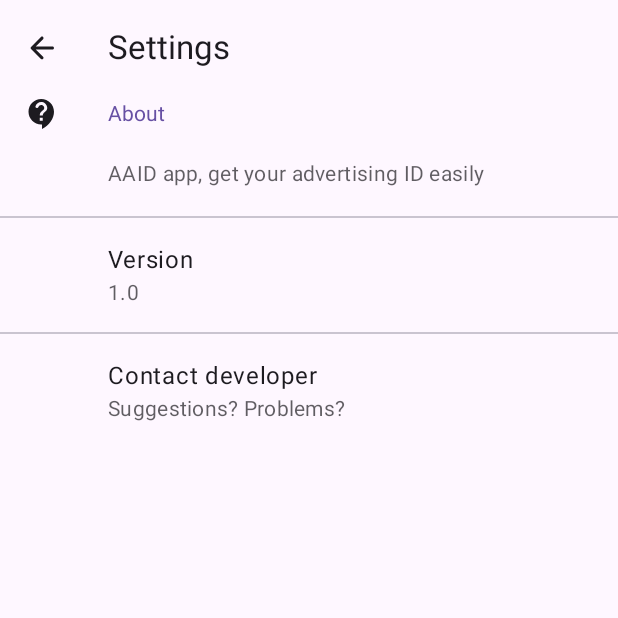
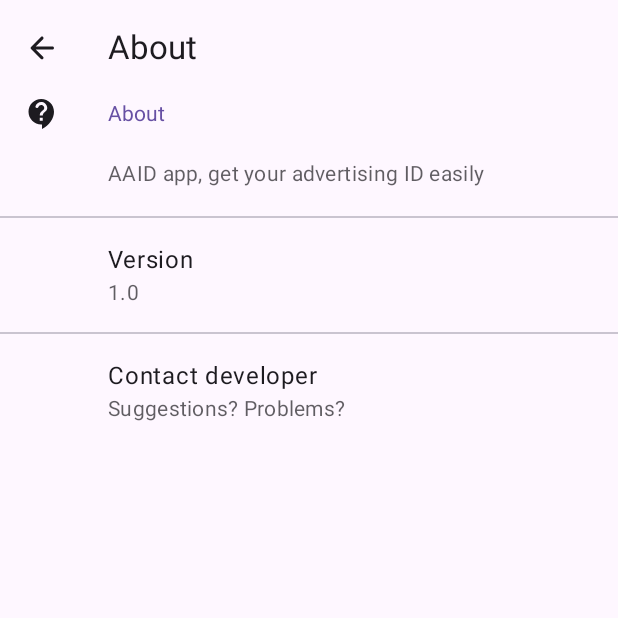
Before and after one commit to figonzal1/AAID, an Android app built with Jetpack Compose: the screen it shows after launch (MainActivity), after a tap on "About button", on a phone screen of 412 x 824 dp, the top half of it. Run offline under Robolectric (Android 15) with nearby library versions, the phone set to English and light mode, and no system bars; our stand-ins replace AdMob, accompanist; libraries missing offline, so code that uses them is left out: com.google.accompanist.navigation; 6 statements that could not run were skipped.

Commit message:
Algunos refactors, mejoras de traduccion y animacion screens
Signed-off-by: figonzal1 <felipe.gonzalezalarcon94@gmail.com>

```diff
--- a/app/src/main/java/cl/figonzal/aaid/MainActivity.kt
+++ b/app/src/main/java/cl/figonzal/aaid/MainActivity.kt
@@ -1,23 +1,28 @@
 package cl.figonzal.aaid
 
-import android.content.Intent
 import android.content.Intent.*
 import android.os.Bundle
 import androidx.activity.ComponentActivity
 import androidx.activity.compose.setContent
+import androidx.compose.animation.AnimatedContentScope
 import androidx.compose.animation.ExperimentalAnimationApi
+import androidx.compose.animation.core.tween
 import androidx.compose.ui.platform.LocalContext
 import androidx.core.splashscreen.SplashScreen.Companion.installSplashScreen
 import androidx.lifecycle.viewmodel.compose.viewModel
-import androidx.navigation.compose.NavHost
-import androidx.navigation.compose.composable
-import androidx.navigation.compose.rememberNavController
+import androidx.navigation.NavGraphBuilder
+import androidx.navigation.NavHostController
 import cl.figonzal.aaid.ui.main.AAIDViewModel
 import cl.figonzal.aaid.ui.main.MainScreen
 import cl.figonzal.aaid.ui.navigation.NavigationItem.*
 import cl.figonzal.aaid.ui.settings.SettingsView
-import cl.figonzal.aaid.utils.toast
+import cl.figonzal.aaid.utils.contactIntent
+import com.google.accompanist.navigation.animation.AnimatedNavHost
+import com.google.accompanist.navigation.animation.composable
+import com.google.accompanist.navigation.animation.rememberAnimatedNavController
 import kotlinx.coroutines.Dispatchers
+
+private const val ANIMATION_DURATION = 300
 
 @OptIn(ExperimentalAnimationApi::class)
 class MainActivity : ComponentActivity() {
@@ -29,39 +34,66 @@ class MainActivity : ComponentActivity() {
             val viewModel: AAIDViewModel = viewModel()
             viewModel.requestAAID(LocalContext.current, Dispatchers.IO)
 
-            val navController = rememberNavController()
-            NavHost(navController = navController, startDestination = "main_screen") {
+            val navController = rememberAnimatedNavController()
 
-                composable("main_screen") {
-                    MainScreen(viewModel,
-                        onSettingsClick = {
-                            navController.navigate("settings")
-                        })
-                }
-                composable("settings") {
-                    SettingsView(
-                        onNavigateUp = { navController.navigateUp() },
-                        onDevContact = {
-                            contactIntent()
-                        }
-                    )
+            AnimatedNavHost(
+                navController = navController,
+                startDestination = MainNavItem.baseRoute
+            ) {
+
+                with(navController) {
+                    mainScreenComposable(viewModel, this)
+                    settingsScreenComposable(this)
                 }
             }
         }
     }
 
-    private fun contactIntent() {
-        Intent(ACTION_SEND).apply {
-            putExtra(EXTRA_EMAIL, arrayOf(getString(R.string.mail_to_felipe)))
-            putExtra(EXTRA_SUBJECT, getString(R.string.email_subject))
-            type = "text/plain"
+    private fun NavGraphBuilder.settingsScreenComposable(navController: NavHostController) {
+        composable(
+            SettingsNavItem.baseRoute,
+            enterTransition = {
+                slideIntoContainer(
+                    AnimatedContentScope.SlideDirection.Left,
+                    animationSpec = tween(ANIMATION_DURATION)
+                )
+            },
+            exitTransition = {
+                slideOutOfContainer(
+                    AnimatedContentScope.SlideDirection.Right,
+                    animationSpec = tween(ANIMATION_DURATION)
+                )
+            }
+        ) {
+            SettingsView(
+                onNavigateUp = { navController.navigateUp() },
+                onDevContact = { contactIntent() }
+            )
+        }
+    }
 
-            when {
-                resolveActivity(packageManager) != null -> {
-                    startActivity(createChooser(this, getString(R.string.email_chooser_title)))
-                }
-                else -> toast(R.string.email_intent_fail)
+    private fun NavGraphBuilder.mainScreenComposable(
+        viewModel: AAIDViewModel,
+        navController: NavHostController
+    ) {
+        composable(
+            MainNavItem.baseRoute,
+            enterTransition = {
+                slideIntoContainer(
+                    AnimatedContentScope.SlideDirection.Right,
+                    animationSpec = tween(ANIMATION_DURATION)
+                )
+            },
+            exitTransition = {
+                slideOutOfContainer(
+                    AnimatedContentScope.SlideDirection.Left,
+                    animationSpec = tween(ANIMATION_DURATION)
+                )
             }
+        ) {
+            MainScreen(
+                viewModel,
+                onSettingsClick = { navController.navigate(SettingsNavItem.baseRoute) })
         }
     }
 }
--- a/app/src/main/java/cl/figonzal/aaid/ui/main/AAIDViewModel.kt
+++ b/app/src/main/java/cl/figonzal/aaid/ui/main/AAIDViewModel.kt
@@ -23,7 +23,7 @@ class AAIDViewModel : ViewModel() {
             when {
                 adInfo.id != null -> {
                     aaid = adInfo.id!!
-                    Log.i("VIEW_MODEL", "Adverstising id: $aaid")
+                    Log.i("VIEW_MODEL", "Advertising id: $aaid")
                 }
                 else -> {
                     Log.e("VIEW_MODEL", "AAID information not available")
--- a/app/src/main/java/cl/figonzal/aaid/ui/main/CardView.kt
+++ b/app/src/main/java/cl/figonzal/aaid/ui/main/CardView.kt
@@ -25,8 +25,8 @@ import androidx.compose.ui.unit.dp
 import androidx.compose.ui.unit.sp
 import cl.figonzal.aaid.BuildConfig
 import cl.figonzal.aaid.R
-import cl.figonzal.aaid.utils.Utils.copyToClipBoard
-import cl.figonzal.aaid.utils.Utils.shareAAID
+import cl.figonzal.aaid.utils.copyToClipBoard
+import cl.figonzal.aaid.utils.shareAAID
 import cl.figonzal.aaid.utils.toast
 
 @Preview(showBackground = true)
@@ -174,7 +174,7 @@ private fun ShareButton(
     Button(
         onClick = {
             copyToClipBoard(clipboardManager, aaid)
-            shareAAID(context, clipboardManager)
+            context.shareAAID(clipboardManager)
         },
         contentPadding = ButtonDefaults.ButtonWithIconContentPadding
     ) {
--- a/app/src/main/java/cl/figonzal/aaid/ui/main/MainScreen.kt
+++ b/app/src/main/java/cl/figonzal/aaid/ui/main/MainScreen.kt
@@ -18,7 +18,7 @@ fun MainScreen(viewModel: AAIDViewModel, onSettingsClick: () -> Unit) {
             modifier = Modifier.fillMaxSize(),
             color = MaterialTheme.colorScheme.background
         ) {
-            CardAAID("91cf0b4c-578c-4e26-bb5a-10ca1ad1abe1", onSettingsClick)
+            CardAAID(viewModel.aaid, onSettingsClick)
             Column(verticalArrangement = Arrangement.Bottom) {
                 BannerView()
             }
--- /dev/null
+++ b/app/src/main/java/cl/figonzal/aaid/ui/navigation/NavigationItem.kt
@@ -0,0 +1,8 @@
+package cl.figonzal.aaid.ui.navigation
+
+sealed class NavigationItem(
+    val baseRoute: String
+) {
+    object MainNavItem : NavigationItem("main_screen")
+    object SettingsNavItem : NavigationItem("settings_screen")
+}
--- a/app/src/main/java/cl/figonzal/aaid/ui/settings/Preference.kt
+++ b/app/src/main/java/cl/figonzal/aaid/ui/settings/Preference.kt
@@ -15,8 +15,10 @@ import androidx.compose.ui.Alignment
 import androidx.compose.ui.Modifier
 import androidx.compose.ui.draw.alpha
 import androidx.compose.ui.graphics.Color
+import androidx.compose.ui.res.stringResource
 import androidx.compose.ui.tooling.preview.Preview
 import androidx.compose.ui.unit.dp
+import cl.figonzal.aaid.R
 
 
 @Preview(showBackground = true)
@@ -61,7 +63,7 @@ fun Preference(
             Icon(
                 modifier = Modifier.alpha(0f),
                 imageVector = Icons.Rounded.ContactSupport,
-                contentDescription = "Sección Acerca"
+                contentDescription = stringResource(R.string.cd_about)
             )
         }
 
--- a/app/src/main/java/cl/figonzal/aaid/ui/settings/PreferenceCategory.kt
+++ b/app/src/main/java/cl/figonzal/aaid/ui/settings/PreferenceCategory.kt
@@ -9,8 +9,10 @@ import androidx.compose.material3.Text
 import androidx.compose.runtime.Composable
 import androidx.compose.ui.Alignment
 import androidx.compose.ui.Modifier
+import androidx.compose.ui.res.stringResource
 import androidx.compose.ui.tooling.preview.Preview
 import androidx.compose.ui.unit.dp
+import cl.figonzal.aaid.R
 
 @Preview(showBackground = true)
 @Composable
@@ -35,7 +37,7 @@ fun PreferenceCategory(
         ) {
             Icon(
                 imageVector = Icons.Rounded.ContactSupport,
-                contentDescription = "Sección Acerca"
+                contentDescription = stringResource(R.string.cd_about)
             )
         }
 
--- a/app/src/main/java/cl/figonzal/aaid/ui/settings/SettingsScreen.kt
+++ b/app/src/main/java/cl/figonzal/aaid/ui/settings/SettingsScreen.kt
@@ -15,7 +15,6 @@ import androidx.compose.ui.tooling.preview.Preview
 import androidx.compose.ui.unit.dp
 import cl.figonzal.aaid.BuildConfig
 import cl.figonzal.aaid.R
-import cl.figonzal.aaid.SettingsToolbar
 
 
 @Preview(showBackground = true)
@@ -33,7 +32,10 @@ fun SettingsView(
 
     Scaffold(
         topBar = {
-            SettingsToolbar(title = "Settings", onNavigateUp = onNavigateUp)
+            SettingsToolbar(
+                title = stringResource(R.string.about_preference_title),
+                onNavigateUp = onNavigateUp
+            )
         },
         modifier = Modifier.fillMaxSize()
     ) { padding ->
--- a/app/src/main/java/cl/figonzal/aaid/ui/settings/SettingsToolbar.kt
+++ b/app/src/main/java/cl/figonzal/aaid/ui/settings/SettingsToolbar.kt
@@ -1,4 +1,4 @@
-package cl.figonzal.aaid
+package cl.figonzal.aaid.ui.settings
 
 import androidx.compose.foundation.layout.*
 import androidx.compose.material.icons.Icons
@@ -6,8 +6,10 @@ import androidx.compose.material.icons.rounded.ArrowBack
 import androidx.compose.material3.*
 import androidx.compose.runtime.Composable
 import androidx.compose.ui.Modifier
+import androidx.compose.ui.res.stringResource
 import androidx.compose.ui.tooling.preview.Preview
 import androidx.compose.ui.unit.dp
+import cl.figonzal.aaid.R
 
 @Preview(showBackground = true)
 @Composable
@@ -17,7 +19,12 @@ fun PreviewToolbar() {
 
 @OptIn(ExperimentalMaterial3Api::class)
 @Composable
-fun SettingsToolbar(title: String, modifier: Modifier = Modifier, onNavigateUp: () -> Unit) {
+fun SettingsToolbar(
+    title: String,
+    modifier: Modifier = Modifier,
+    onNavigateUp: () -> Unit
+) {
+
     TopAppBar(
         title = {
             Text(text = title, modifier = modifier.padding(start = 16.dp))
@@ -26,7 +33,7 @@ fun SettingsToolbar(title: String, modifier: Modifier = Modifier, onNavigateUp:
             IconButton(onClick = { onNavigateUp() }) {
                 Icon(
                     imageVector = Icons.Rounded.ArrowBack,
-                    contentDescription = "Navigate up"
+                    contentDescription = stringResource(R.string.cd_navigate_up)
                 )
             }
         },
--- a/app/src/main/res/values/strings.xml
+++ b/app/src/main/res/values/strings.xml
@@ -21,4 +21,5 @@
     <string name="email_chooser_title">Send email with:</string>
     <string name="email_intent_fail">You don\'t have any email app to contact us</string>
     <string name="cd_about">About section</string>
+    <string name="cd_navigate_up">Navigate up</string>
 </resources>
```
Also changed, not shown: app/src/main/java/cl/figonzal/aaid/utils/ExtFunctions.kt (+41 -2 lines), app/src/main/java/cl/figonzal/aaid/utils/Utils.kt (deleted, +0 -33 lines), 16 other files.
